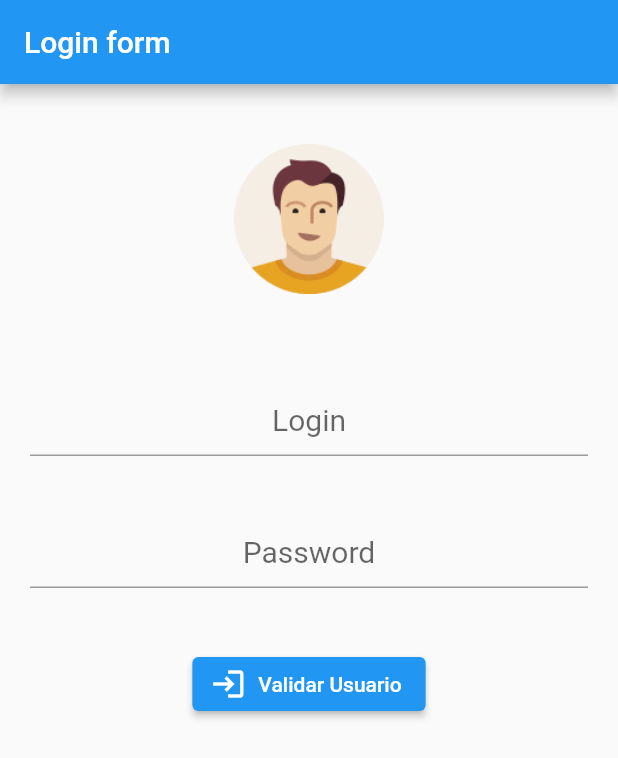
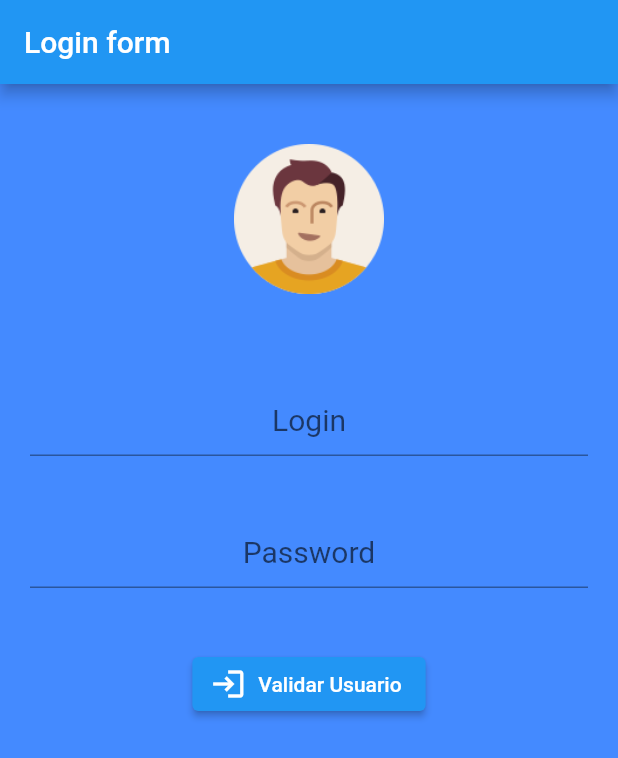
Before and after one commit to Juan-Fruto/navigator-flutter-example, a Flutter app: the screen it shows after launch, on a phone screen of 412 x 824 dp. Shown: the top 758 px of the screen. Run offline on Flutter 3.47's test engine with Material 2 defaults, Android fonts, the phone set to English and light mode, and no system bars.

Commit message:
change background color and add home screenshot in readme

```diff
--- a/lib/main.dart
+++ b/lib/main.dart
@@ -94,6 +94,7 @@ class MyApp extends StatelessWidget {
                 )
               ],
             ),
+            backgroundColor: Colors.blueAccent,
           );
         }
       ),
```
Also changed, not shown: img/views/home.jpg (added), 1 other file.
